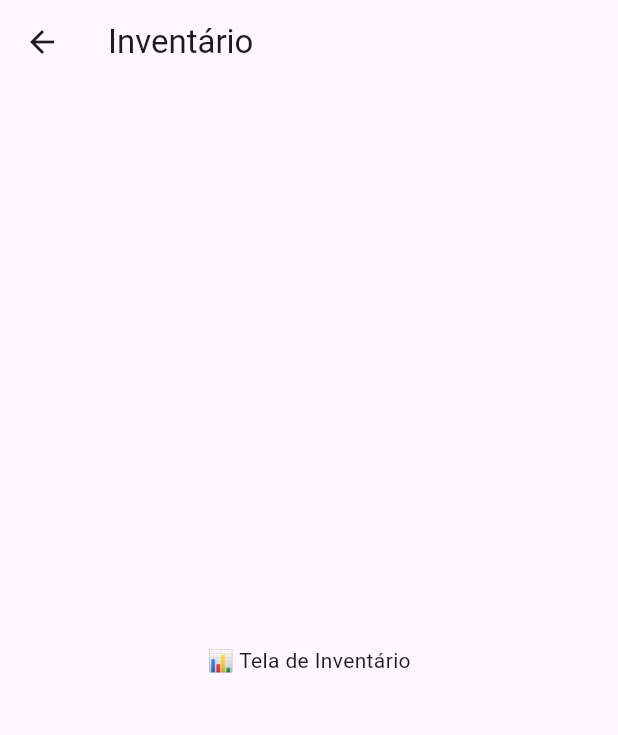
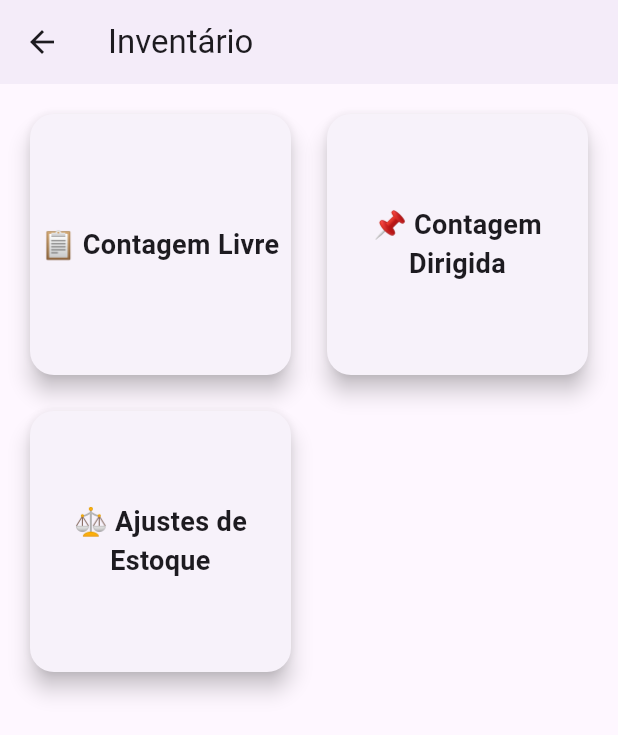
Before and after one commit to manoelfilhodev/wms_app, a Flutter app: the InventarioPage screen opened directly, on a phone screen of 412 x 824 dp. Shown: the top 735 px of the screen. Run offline on Flutter 3.47's test engine with Material 3 defaults, Android fonts, the light colour scheme and no system bars; our stand-ins replace awesome_dialog, dio, shared_preferences; accounts and stored records are empty.

```diff
--- a/lib/modules/inventario/inventario_page.dart
+++ b/lib/modules/inventario/inventario_page.dart
@@ -1,14 +1,65 @@
 import 'package:flutter/material.dart';
+import 'contagem_livre_page.dart';
 
 class InventarioPage extends StatelessWidget {
   const InventarioPage({super.key});
 
   @override
   Widget build(BuildContext context) {
+    final inventarioCards = [
+      {"title": "📋 Contagem Livre", "page": const ContagemLivrePage()},
+      {"title": "📌 Contagem Dirigida", "page": null}, // em desenvolvimento
+      {"title": "⚖️ Ajustes de Estoque", "page": null}, // em desenvolvimento
+    ];
+
     return Scaffold(
-      appBar: AppBar(title: const Text("Inventário")),
-      body: const Center(
-        child: Text("📊 Tela de Inventário"),
+      appBar: AppBar(
+        title: const Text("Inventário"),
+        elevation: 2,
+      ),
+      body: GridView.builder(
+        padding: const EdgeInsets.all(16),
+        gridDelegate: const SliverGridDelegateWithFixedCrossAxisCount(
+          crossAxisCount: 2,
+          crossAxisSpacing: 16,
+          mainAxisSpacing: 16,
+        ),
+        itemCount: inventarioCards.length,
+        itemBuilder: (context, index) {
+          final card = inventarioCards[index];
+          return GestureDetector(
+            onTap: () {
+              if (card["page"] != null) {
+                Navigator.push(
+                  context,
+                  MaterialPageRoute(builder: (_) => card["page"] as Widget),
+                );
+              } else {
+                ScaffoldMessenger.of(context).showSnackBar(
+                  const SnackBar(
+                    content: Text("Funcionalidade em desenvolvimento..."),
+                  ),
+                );
+              }
+            },
+            child: Card(
+              elevation: 6,
+              shape: RoundedRectangleBorder(
+                borderRadius: BorderRadius.circular(16),
+              ),
+              child: Center(
+                child: Text(
+                  card["title"].toString(),
+                  textAlign: TextAlign.center,
+                  style: const TextStyle(
+                    fontSize: 18,
+                    fontWeight: FontWeight.w600,
+                  ),
+                ),
+              ),
+            ),
+          );
+        },
       ),
     );
   }
```
Also changed, not shown: lib/modules/inventario/contagem_livre_page.dart (added, +248 -0 lines), lib/modules/inventario/contagem_livre_service.dart (added, +42 -0 lines).
